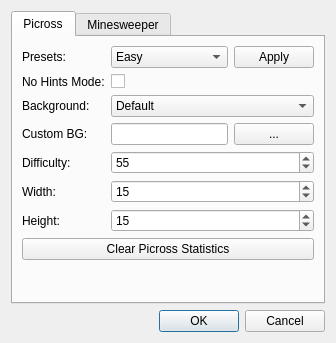
This is src/f_qtsettings.ui in schuay/picmi-legacy as Qt 5 draws it before an edit. The edited form follows.
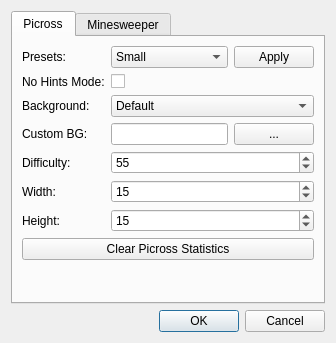
This is the edited form.

Commit message:
tweaked picross presets
easy -> small, hard -> large
difficulty lowered for large preset

```diff
--- a/src/f_qtsettings.ui
+++ b/src/f_qtsettings.ui
@@ -201,7 +201,7 @@
                  </property>
                  <item>
                   <property name="text">
-                   <string>Easy</string>
+                   <string>Small</string>
                   </property>
                  </item>
                  <item>
```
Left out of the diff: 2 changed lines with no effect on the pictures. The commit also changes 1 other file.
